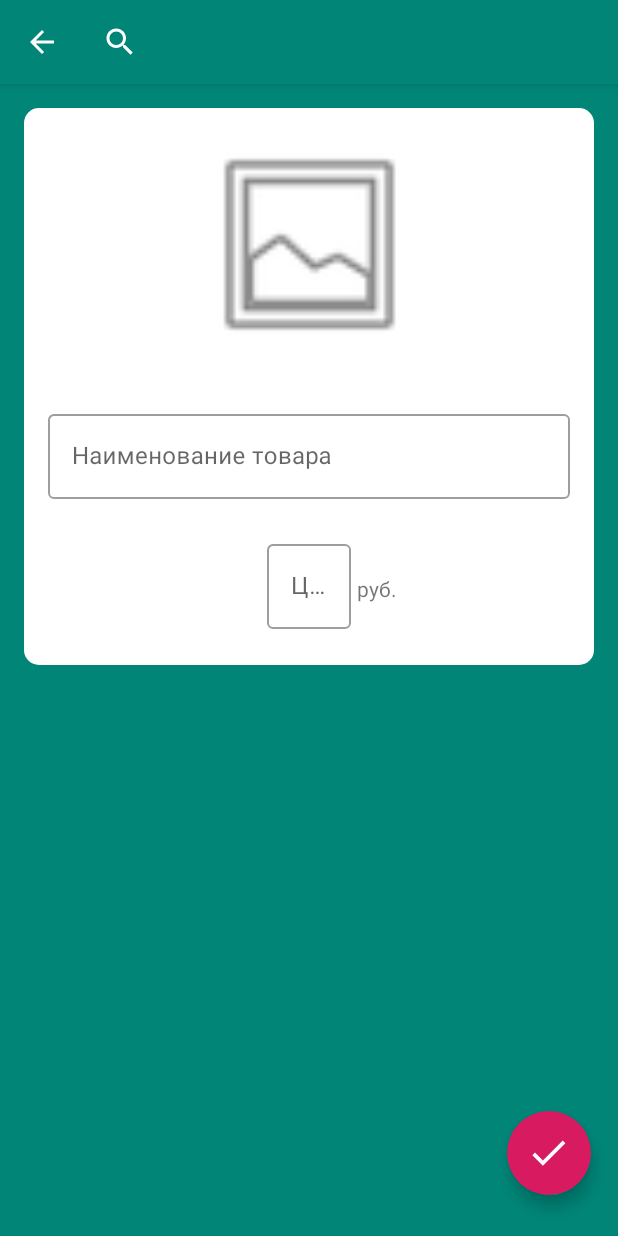
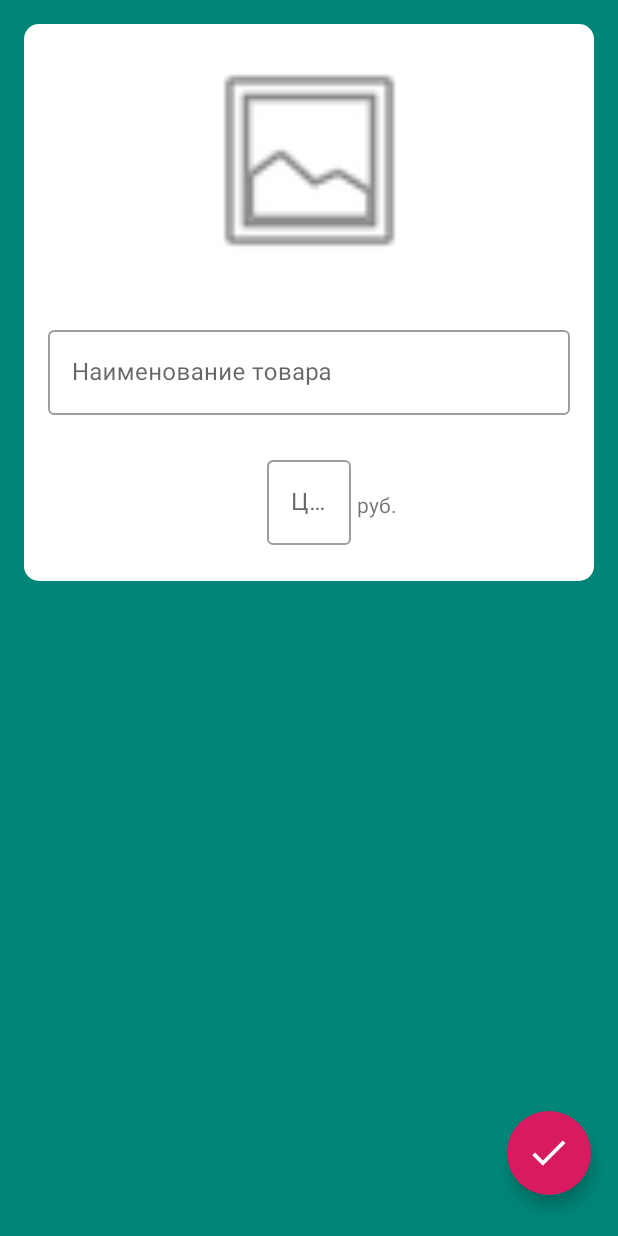
Before and after one commit to helenlarionova/WareHouse, an Android app: the screen it shows after launch (MainActivity), after a tap on an icon or button, on a phone screen of 412 x 824 dp. Run offline under Robolectric (Android 15) with nearby library versions, the phone set to English and light mode, and no system bars; our stand-ins replace Room's generated code, data binding; 3 statements that could not run were skipped; 1 other tap on this screen came first.

```diff
--- a/app/src/main/AndroidManifest.xml
+++ b/app/src/main/AndroidManifest.xml
@@ -21,9 +21,6 @@
 
                 <category android:name="android.intent.category.LAUNCHER" />
             </intent-filter>
-            <meta-data
-                android:name = "android.app.searchable"
-                android:resource = "@xml/searchable" />
     </activity>
     </application>
 
--- a/app/src/main/java/com/example/android/ecwidsclad/database/ProductDatabaseDao.kt
+++ b/app/src/main/java/com/example/android/ecwidsclad/database/ProductDatabaseDao.kt
@@ -24,4 +24,7 @@ interface ProductDatabaseDao {
     @Query("SELECT * FROM products_table ORDER BY productId DESC")
     fun getAllProducts(): LiveData<List<Product>>
 
+    @Query("SELECT * from products_table WHERE title LIKE :filter ORDER BY productId")
+    fun getProductsFiltered(filter: String): LiveData<List<Product>>
+
 }
--- a/app/src/main/java/com/example/android/ecwidsclad/ui/AllProductsFragment.kt
+++ b/app/src/main/java/com/example/android/ecwidsclad/ui/AllProductsFragment.kt
@@ -2,12 +2,14 @@ package com.example.android.ecwidsclad.ui
 
 import androidx.lifecycle.ViewModelProviders
 import android.os.Bundle
+import android.view.*
 import androidx.fragment.app.Fragment
-import android.view.LayoutInflater
-import android.view.View
-import android.view.ViewGroup
+import android.widget.SearchView
+import androidx.appcompat.app.AppCompatActivity
+import androidx.core.view.get
 import androidx.databinding.DataBindingUtil
 import androidx.lifecycle.Observer
+import androidx.lifecycle.observe
 import androidx.navigation.Navigation
 import androidx.navigation.fragment.findNavController
 
@@ -17,7 +19,9 @@ import com.example.android.ecwidsclad.databinding.AllProductsFragmentBinding
 import com.example.android.ecwidsclad.viewmodels.AllProductsViewModel
 import com.example.android.ecwidsclad.viewmodels.AllProductsViewModelFactory
 
-class AllProductsFragment : Fragment() {
+class AllProductsFragment : Fragment(), SearchView.OnQueryTextListener {
+
+    lateinit var viewModel: AllProductsViewModel
 
 
     override fun onCreateView(
@@ -36,11 +40,15 @@ class AllProductsFragment : Fragment() {
                 application
             )
 
-        val viewModel = ViewModelProviders.of(this, viewModelFactory).get(AllProductsViewModel::class.java)
+        viewModel = ViewModelProviders.of(this, viewModelFactory).get(AllProductsViewModel::class.java)
 
         binding.allProductsViewModel = viewModel
 
         binding.setLifecycleOwner(this)
+
+        (activity as AppCompatActivity).setSupportActionBar(binding.toolbar)
+        setHasOptionsMenu(true)
+
 
         binding.fab.setOnClickListener {view: View ->
             Navigation.findNavController(view).navigate(R.id.action_allProductsFragment_to_newProductFragment)
@@ -50,6 +58,7 @@ class AllProductsFragment : Fragment() {
             ProductListener { productId ->
                 viewModel.onProductItemClicked(productId)
             })
+
         binding.productsList.adapter = adapter
 
         viewModel.navigateToNewProductFragment.observe(viewLifecycleOwner, Observer {
@@ -74,4 +83,38 @@ class AllProductsFragment : Fragment() {
     }
 
 
+    override fun onCreateOptionsMenu(menu: Menu, inflater: MenuInflater) {
+        inflater.inflate(R.menu.menu_all_products_list, menu)
+        val searchItem = menu.findItem(R.id.action_search)
+        val searchView = searchItem.actionView as SearchView
+        searchView.setOnQueryTextListener(this)
+    }
+
+
+    override fun onOptionsItemSelected(item: MenuItem): Boolean {
+        // Handle action bar item clicks here. The action bar will
+        // automatically handle clicks on the Home/Up button, so long
+        // as you specify a parent activity in AndroidManifest.xml.
+        return when (item.itemId) {
+            R.id.action_search -> true
+            else -> super.onOptionsItemSelected(item)
+        }
+    }
+
+    override fun onQueryTextSubmit(query: String?): Boolean {
+        query?.let {
+            viewModel.setFilter(it)
+        }
+        return true
+    }
+
+    override fun onQueryTextChange(query: String?): Boolean {
+        query?.let {
+            viewModel.setFilter(it)
+        }
+        return true
+    }
+
+
+
 }
--- a/app/src/main/java/com/example/android/ecwidsclad/ui/MainActivity.kt
+++ b/app/src/main/java/com/example/android/ecwidsclad/ui/MainActivity.kt
@@ -16,30 +16,30 @@ class MainActivity : AppCompatActivity() {
     override fun onCreate(savedInstanceState: Bundle?) {
         super.onCreate(savedInstanceState)
         setContentView(R.layout.activity_main)
-        setSupportActionBar(toolbar)
+
 
 
     }
 
-    override fun onCreateOptionsMenu(menu: Menu): Boolean {
-        // Inflate the menu; this adds items to the action bar if it is present.
-        menuInflater.inflate(R.menu.menu_main, menu)
-
-        // Associate searchable configuration with the SearchView
-        val searchManager = getSystemService(Context.SEARCH_SERVICE) as SearchManager
-        (menu.findItem(R.id.action_search).actionView as SearchView).apply {
-            setSearchableInfo(searchManager.getSearchableInfo(componentName))
-        }
-        return true
-    }
-
-    override fun onOptionsItemSelected(item: MenuItem): Boolean {
-        // Handle action bar item clicks here. The action bar will
-        // automatically handle clicks on the Home/Up button, so long
-        // as you specify a parent activity in AndroidManifest.xml.
-        return when (item.itemId) {
-            R.id.action_search -> true
-            else -> super.onOptionsItemSelected(item)
-        }
-    }
+//    override fun onCreateOptionsMenu(menu: Menu): Boolean {
+//        // Inflate the menu; this adds items to the action bar if it is present.
+//        menuInflater.inflate(R.menu.menu_all_products_list, menu)
+//
+//        // Associate searchable configuration with the SearchView
+//        val searchManager = getSystemService(Context.SEARCH_SERVICE) as SearchManager
+//        (menu.findItem(R.id.action_search).actionView as SearchView).apply {
+//            setSearchableInfo(searchManager.getSearchableInfo(componentName))
+//        }
+//        return true
+//    }
+//
+//    override fun onOptionsItemSelected(item: MenuItem): Boolean {
+//        // Handle action bar item clicks here. The action bar will
+//        // automatically handle clicks on the Home/Up button, so long
+//        // as you specify a parent activity in AndroidManifest.xml.
+//        return when (item.itemId) {
+//            R.id.action_search -> true
+//            else -> super.onOptionsItemSelected(item)
+//        }
+//    }
 }
--- a/app/src/main/java/com/example/android/ecwidsclad/ui/ProductsAdapter.kt
+++ b/app/src/main/java/com/example/android/ecwidsclad/ui/ProductsAdapter.kt
@@ -2,6 +2,8 @@ package com.example.android.ecwidsclad.ui
 
 import android.view.LayoutInflater
 import android.view.ViewGroup
+import android.widget.Filter
+import android.widget.Filterable
 import androidx.recyclerview.widget.DiffUtil
 import androidx.recyclerview.widget.ListAdapter
 import androidx.recyclerview.widget.RecyclerView
@@ -10,7 +12,7 @@ import com.example.android.ecwidsclad.databinding.ProductItemViewBinding
 
 class ProductsAdapter (val clickListener: ProductListener) : ListAdapter<Product, ProductsAdapter.ViewHolder>(
     ProductDiffCallback()
-) {
+){
 
     override fun onCreateViewHolder(parent: ViewGroup, viewType: Int): ViewHolder {
         return ViewHolder.from(
@@ -44,6 +46,7 @@ class ProductsAdapter (val clickListener: ProductListener) : ListAdapter<Product
         }
 
     }
+
 }
 
     class ProductDiffCallback:
--- a/app/src/main/java/com/example/android/ecwidsclad/viewmodels/AllProductsViewModel.kt
+++ b/app/src/main/java/com/example/android/ecwidsclad/viewmodels/AllProductsViewModel.kt
@@ -3,12 +3,29 @@ package com.example.android.ecwidsclad.viewmodels
 import android.app.Application
 import androidx.lifecycle.LiveData
 import androidx.lifecycle.MutableLiveData
+import androidx.lifecycle.Transformations
 import androidx.lifecycle.ViewModel
+import com.example.android.ecwidsclad.database.Product
 import com.example.android.ecwidsclad.database.ProductDatabaseDao
 
 class AllProductsViewModel (database: ProductDatabaseDao, application: Application) : ViewModel() {
 
-    val products = database.getAllProducts()
+    lateinit var products : LiveData<List<Product>>
+    var filter = MutableLiveData<String>("%")
+    init {
+        products = Transformations.switchMap(filter) {filter ->
+            database.getProductsFiltered(filter)
+        }
+    }
+
+    fun setFilter(newFilter: String) {
+        // optional: add wildcards to the filter
+        val f = when {
+            newFilter.isEmpty() -> "%"
+            else -> "%$newFilter%"
+        }
+        filter.postValue(f) // apply the filter
+    }
 
 //    private val _navigateToNewProductFragment = MutableLiveData<Product>()
 //    val navigateToNewProductFragment: LiveData<Product> = _navigateToNewProductFragment
@@ -28,5 +45,14 @@ class AllProductsViewModel (database: ProductDatabaseDao, application: Applicati
         _navigateToNewProductFragment.value = null
     }
 
+    fun filter(filterString: String) {
+        products = Transformations.map(products) { it ->
+            it.filter {
+                it.title.contains(filterString)
+            }
+        }
+    }
+
+
 
 }
--- a/app/src/main/res/layout/activity_main.xml
+++ b/app/src/main/res/layout/activity_main.xml
@@ -1,27 +1,19 @@
 <?xml version="1.0" encoding="utf-8"?>
-<androidx.coordinatorlayout.widget.CoordinatorLayout xmlns:android="http://schemas.android.com/apk/res/android"
+<androidx.constraintlayout.widget.ConstraintLayout xmlns:android="http://schemas.android.com/apk/res/android"
     xmlns:app="http://schemas.android.com/apk/res-auto"
     xmlns:tools="http://schemas.android.com/tools"
     android:layout_width="match_parent"
     android:layout_height="match_parent"
-    tools:context=".ui.MainActivity">
+    app:layout_behavior="@string/appbar_scrolling_view_behavior"
+    tools:context=".ui.MainActivity"
+    tools:showIn="@layout/activity_main">
 
-    <com.google.android.material.appbar.AppBarLayout
+    <fragment
+        android:id="@+id/nav_host_fragment"
+        android:name="androidx.navigation.fragment.NavHostFragment"
         android:layout_width="match_parent"
-        android:layout_height="wrap_content"
-        android:theme="@style/AppTheme.AppBarOverlay">
+        android:layout_height="match_parent"
+        app:defaultNavHost="true"
+        app:navGraph="@navigation/navigation" />
 
-        <androidx.appcompat.widget.Toolbar
-            android:id="@+id/toolbar"
-            android:layout_width="match_parent"
-            android:layout_height="?attr/actionBarSize"
-            android:background="?attr/colorPrimary"
-            app:popupTheme="@style/AppTheme.PopupOverlay" />
-
-    </com.google.android.material.appbar.AppBarLayout>
-
-    <include layout="@layout/content_main" />
-
-
-
-</androidx.coordinatorlayout.widget.CoordinatorLayout>
+</androidx.constraintlayout.widget.ConstraintLayout>
--- a/app/src/main/res/menu/menu_main.xml
+++ b/app/src/main/res/menu/menu_all_products_list.xml
@@ -1,7 +1,6 @@
 <menu xmlns:android="http://schemas.android.com/apk/res/android"
     xmlns:app="http://schemas.android.com/apk/res-auto"
-    xmlns:tools="http://schemas.android.com/tools"
-    tools:context="com.example.android.ecwidsclad.ui.MainActivity">
+    xmlns:tools="http://schemas.android.com/tools">
     <item
     android:id="@+id/action_search"
     android:title="@string/action_search"
```
Also changed, not shown: app/src/main/res/layout/all_products_fragment.xml (+31 -6 lines).
